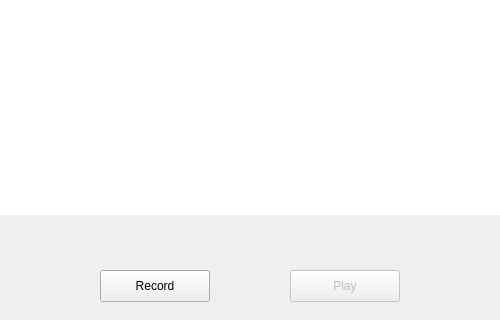
Above: voicechanger_view.ui from yurymarozau/voicechanger before the change; both pictures show x 250 to 750 and y 380 to 700 of the 1000 by 700 pixel window. Below: the same form after it.
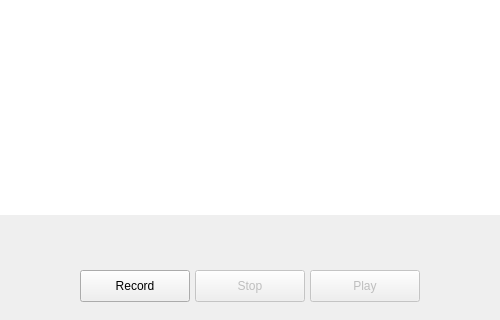
That is the form after the change.

```diff
--- a/voicechanger_view.ui
+++ b/voicechanger_view.ui
@@ -66,7 +66,7 @@
   <widget class="QPushButton" name="pb_record">
    <property name="geometry">
     <rect>
-     <x>350</x>
+     <x>330</x>
      <y>650</y>
      <width>110</width>
      <height>32</height>
@@ -82,7 +82,7 @@
    </property>
    <property name="geometry">
     <rect>
-     <x>540</x>
+     <x>560</x>
      <y>650</y>
      <width>110</width>
      <height>32</height>
@@ -143,6 +143,22 @@
     <enum>Qt::ScrollBarAlwaysOff</enum>
    </property>
   </widget>
+  <widget class="QPushButton" name="pb_stop">
+   <property name="enabled">
+    <bool>false</bool>
+   </property>
+   <property name="geometry">
+    <rect>
+     <x>445</x>
+     <y>650</y>
+     <width>110</width>
+     <height>32</height>
+    </rect>
+   </property>
+   <property name="text">
+    <string>Stop</string>
+   </property>
+  </widget>
  </widget>
  <resources/>
  <connections/>
```
